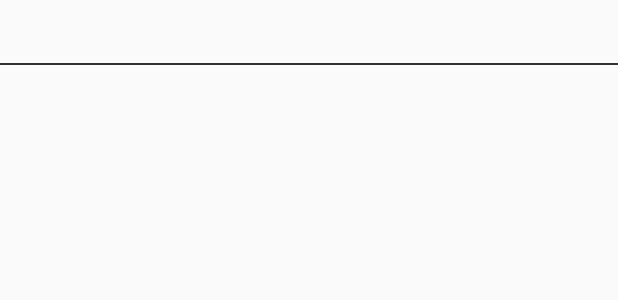
After one commit to tehvedo/fehunitbuilder, an Android app: the layout custom_list_item.xml on its own in the app's theme, with its tools: preview values and no code run, on a phone screen of 412 x 824 dp. The commit adds this screen. Shown: the top 300 px of the screen. Run offline under Robolectric (Android 15) with nearby library versions, the phone set to English and light mode, and no system bars.

Commit message:
AutoCompleteTextView Suggestions for Skills

```diff
--- /dev/null
+++ b/FehUnitBuilder/app/src/main/res/layout/custom_list_item.xml
@@ -0,0 +1,21 @@
+<?xml version="1.0" encoding="utf-8"?>
+<LinearLayout xmlns:android="http://schemas.android.com/apk/res/android"
+    android:layout_width="match_parent"
+    android:layout_height="wrap_content"
+    android:orientation="vertical">
+
+    <TextView
+        android:id="@+id/text_view_list_item"
+        android:layout_width="match_parent"
+        android:layout_height="wrap_content"
+        android:padding="10dp"
+        android:textColor="@color/colorPrimaryDark"
+        android:textSize="16sp"
+        android:textStyle="bold" />
+
+    <View
+        android:layout_width="match_parent"
+        android:layout_height="1dp"
+        android:background="@color/colorPrimary" />
+
+</LinearLayout>
```
Also changed, not shown: FehUnitBuilder/app/src/main/java/com/android/example/fehunitbuilder/EditBuildActivity.java (+34 -14 lines), FehUnitBuilder/app/src/main/java/com/android/example/fehunitbuilder/JSONGetter.java (added, +63 -0 lines), FehUnitBuilder/app/src/main/res/layout/activity_new_build.xml (+6 -3 lines), 1 other file.
